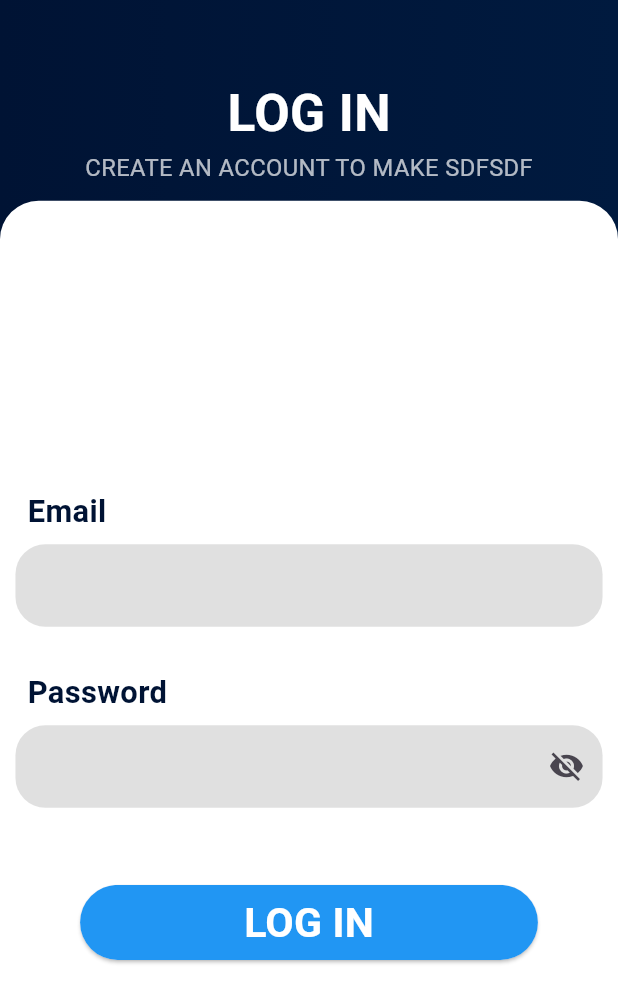
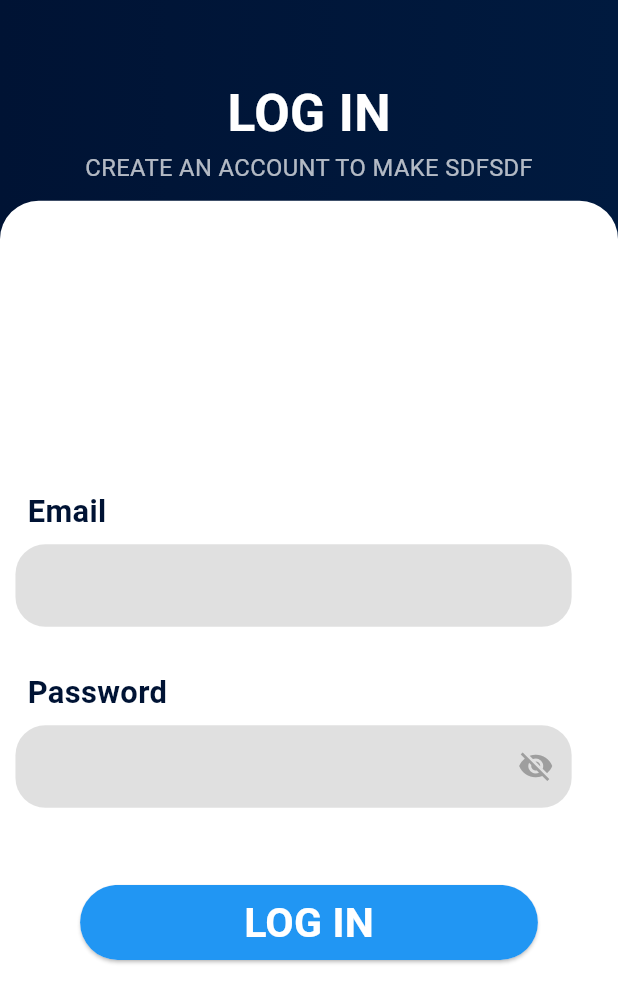
Before and after one commit to ZyadWKhedr/Cellula-Task-1, a Flutter app: the LoginScreen screen opened by its route, on a phone screen of 412 x 824 dp. Shown: the top 1003 px of the screen. Run offline on Flutter 3.47's test engine with Material 3 defaults, Android fonts, the light colour scheme and no system bars; our stand-ins replace firebase_auth, firebase_core, flutter_riverpod, go_router; accounts and stored records are empty; network calls fail.

Commit message:
sign up screen

```diff
--- a/lib/core/const/app_colors.dart
+++ b/lib/core/const/app_colors.dart
@@ -4,6 +4,4 @@ class AppColors {
   static final primaryColor = const Color(0xFF001334);
   static final secondaryColor = const Color(0xFF001A3F);
   static final teritaryColor = const Color(0xFF014BB4);
-
-
 }
--- a/lib/core/routes/app_routers.dart
+++ b/lib/core/routes/app_routers.dart
@@ -1,7 +1,7 @@
 import 'package:cellula_task1/presentation/view/auth/login_screen.dart';
 import 'package:cellula_task1/presentation/view/auth/sign_up_screen.dart';
 import 'package:cellula_task1/presentation/view/home/home_screen.dart';
-import 'package:cellula_task1/presentation/view/signup_or_login_screen.dart';
+import 'package:cellula_task1/presentation/view/auth/signup_or_login_screen.dart';
 import 'package:go_router/go_router.dart';
 import 'app_routes.dart';
 
@@ -20,7 +20,7 @@ final GoRouter appRouter = GoRouter(
       builder: (context, state) => LoginScreen(),
     ),
     GoRoute(
-      path: AppRoutes.signin,
+      path: AppRoutes.signup,
       builder: (context, state) => SignUpScreen(),
     ),
   ],
--- a/lib/presentation/view/signup_or_login_screen.dart
+++ b/lib/presentation/view/auth/signup_or_login_screen.dart
@@ -29,9 +29,9 @@ class SignupOrLoginScreen extends StatelessWidget {
           ),
           Padding(
             padding: EdgeInsets.only(
-              bottom: Dimensions.height50(context) * 1.5,
-              left: Dimensions.width50(context) * 2,
+              bottom: Dimensions.height50(context) * 1.9,
             ),
+            child: Center(
               child: Column(
                 crossAxisAlignment: CrossAxisAlignment.center,
                 mainAxisAlignment: MainAxisAlignment.end,
@@ -54,6 +54,7 @@ class SignupOrLoginScreen extends StatelessWidget {
                 ],
               ),
             ),
+          ),
         ],
       ),
     );
--- a/lib/presentation/view/auth/widgets/custom_text_field.dart
+++ b/lib/presentation/view/auth/widgets/custom_text_field.dart
@@ -4,12 +4,22 @@ class CustomTextField extends StatefulWidget {
   final TextEditingController controller;
   final String hintText;
   final bool isPassword;
+  final Color backgroundColor;
+  final Color textColor;
+  final Color hintTextColor;
+  final Color iconColor;
+  final double? width;
 
   const CustomTextField({
     Key? key,
     required this.controller,
     this.hintText = "",
     this.isPassword = false,
+    this.backgroundColor = Colors.black12,
+    this.textColor = Colors.black,
+    this.hintTextColor = Colors.grey,
+    this.iconColor = Colors.grey,
+    this.width,
   }) : super(key: key);
 
   @override
@@ -22,27 +32,33 @@ class _CustomTextFieldState extends State<CustomTextField> {
   @override
   Widget build(BuildContext context) {
     return Container(
+      width: widget.width ??
+          MediaQuery.of(context).size.width *
+              0.9, // Default to 90% of screen width
       height: 55,
       decoration: BoxDecoration(
-        color: Colors.black12, // Background color
+        color: widget.backgroundColor,
         borderRadius: BorderRadius.circular(20),
       ),
       child: TextField(
         controller: widget.controller,
         obscureText: widget.isPassword ? _isObscured : false,
+        style: TextStyle(color: widget.textColor),
         decoration: InputDecoration(
           hintText: widget.hintText,
+          hintStyle: TextStyle(color: widget.hintTextColor),
           contentPadding:
               const EdgeInsets.symmetric(horizontal: 16, vertical: 16),
           border: OutlineInputBorder(
             borderRadius: BorderRadius.circular(20),
-            borderSide:
-                BorderSide.none,
+            borderSide: BorderSide.none,
           ),
           suffixIcon: widget.isPassword
               ? IconButton(
                   icon: Icon(
-                      _isObscured ? Icons.visibility_off : Icons.visibility),
+                    _isObscured ? Icons.visibility_off : Icons.visibility,
+                    color: widget.iconColor,
+                  ),
                   onPressed: () {
                     setState(() {
                       _isObscured = !_isObscured;
```
Also changed, not shown: lib/presentation/view/auth/sign_up_screen.dart (+121 -4 lines). Lines whose indentation alone changed are shown as unchanged.
